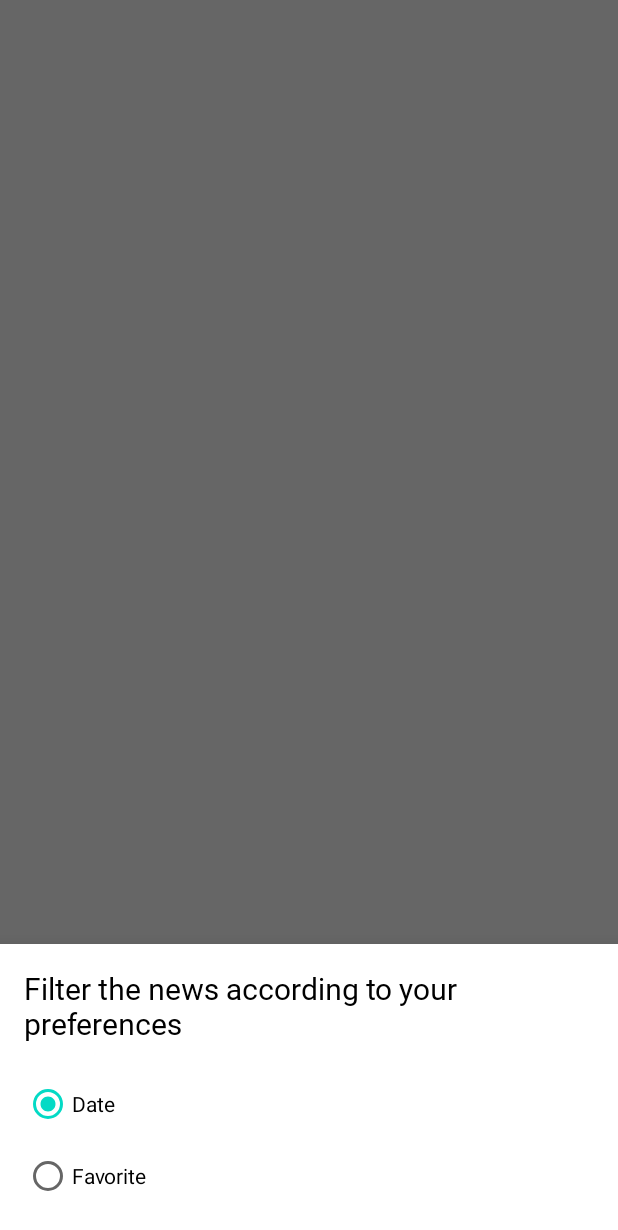
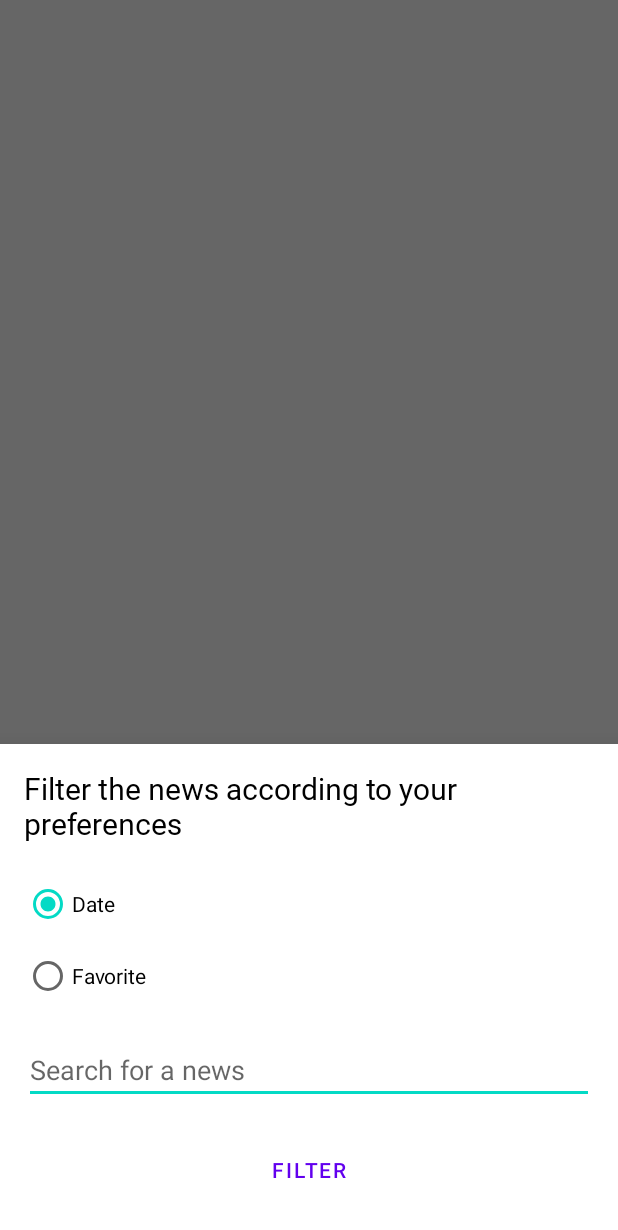
Before and after one commit to DouglasCF/Mesa-News, an Android app: the fragment FilterDialogFragment shown on its own in the app's theme, on a phone screen of 412 x 824 dp. Shown: the top 1230 px of the screen. Run offline under Robolectric (Android 15) with nearby library versions, the phone set to English and light mode, and no system bars; our stand-ins replace Room's generated code, data binding.

Commit message:
Searching a news by text

```diff
--- a/app/src/main/java/br/com/fornaro/mesanews/data/di/Modules.kt
+++ b/app/src/main/java/br/com/fornaro/mesanews/data/di/Modules.kt
@@ -9,7 +9,6 @@ import br.com.fornaro.mesanews.data.repository.AuthenticationRepository
 import br.com.fornaro.mesanews.data.repository.NewsRepository
 import br.com.fornaro.mesanews.data.source.local.AuthenticationLocalDataSource
 import br.com.fornaro.mesanews.data.source.local.NewsLocalDataSource
-import br.com.fornaro.mesanews.data.source.local.cache.FilterCache
 import br.com.fornaro.mesanews.data.source.local.database.AppDatabase
 import br.com.fornaro.mesanews.data.source.remote.AuthenticationRemoteDataSource
 import br.com.fornaro.mesanews.data.source.remote.NewsRemoteDataSource
@@ -78,7 +77,6 @@ private val repositoryModules = module {
             authenticationRepository = get(),
             newsRemoteDataSource = get(),
             newsLocalDataSource = get(),
-            cache = get(),
             dispatcherMap = get()
         )
     }
@@ -99,10 +97,6 @@ private val databaseModules = module {
     single { provideDatabase(androidContext()) }
     single { provideUserDao(get()) }
     single { provideNewsDao(get()) }
-}
-
-private val cacheModules = module {
-    single { FilterCache }
 }
 
 fun provideDatabase(context: Context) =
@@ -135,5 +129,4 @@ val dataModules = networkModules +
         repositoryModules +
         mapperModules +
         dispatcherModules +
-        databaseModules +
-        cacheModules
+        databaseModules
--- a/app/src/main/java/br/com/fornaro/mesanews/data/repository/NewsRepository.kt
+++ b/app/src/main/java/br/com/fornaro/mesanews/data/repository/NewsRepository.kt
@@ -2,9 +2,9 @@ package br.com.fornaro.mesanews.data.repository
 
 import br.com.fornaro.mesanews.data.dispatchers.DispatcherMap
 import br.com.fornaro.mesanews.data.source.local.NewsLocalDataSource
-import br.com.fornaro.mesanews.data.source.local.cache.FilterCache
 import br.com.fornaro.mesanews.data.source.remote.NewsRemoteDataSource
 import br.com.fornaro.mesanews.domain.enums.FeedFilter
+import br.com.fornaro.mesanews.domain.models.FilterContent
 import br.com.fornaro.mesanews.domain.models.News
 import kotlinx.coroutines.ExperimentalCoroutinesApi
 import kotlinx.coroutines.FlowPreview
@@ -19,11 +19,10 @@ class NewsRepository(
     private val authenticationRepository: AuthenticationRepository,
     private val newsRemoteDataSource: NewsRemoteDataSource,
     private val newsLocalDataSource: NewsLocalDataSource,
-    private val cache: FilterCache,
     private val dispatcherMap: DispatcherMap
 ) {
 
-    val filter get() = cache.value ?: FeedFilter.DATE
+    val filter = FilterContent()
 
     private var allNews = emptyList<News>()
 
@@ -34,9 +33,14 @@ class NewsRepository(
     val news
         get() = _news.asFlow()
             .map {
-                when (filter) {
-                    FeedFilter.DATE -> it.sortedByDescending { news -> news.publishedAt.time }
-                    FeedFilter.FAVORITE -> it.filter { news -> news.isFavorite }
+                val filteredByText = if (filter.text.isNotBlank()) {
+                    it.filter { news -> news.title.contains(filter.text, true) }
+                } else {
+                    it
+                }
+                when (filter.type) {
+                    FeedFilter.DATE -> filteredByText.sortedByDescending { news -> news.publishedAt.time }
+                    FeedFilter.FAVORITE -> filteredByText.filter { news -> news.isFavorite }
                 }
             }
 
@@ -71,8 +75,11 @@ class NewsRepository(
         newsLocalDataSource.isFavorite(news.title)
     }
 
-    fun applyFilter(filter: FeedFilter) {
-        cache.value = filter
+    fun applyFilter(filter: FeedFilter, textFilter: String) {
+        this.filter.apply {
+            type = filter
+            text = textFilter
+        }
         _news.sendBlocking(allNews)
     }
 }
--- a/app/src/main/java/br/com/fornaro/mesanews/data/source/local/cache/Cache.kt
+++ /dev/null
@@ -1,6 +0,0 @@
-package br.com.fornaro.mesanews.data.source.local.cache
-
-interface Cache<T> {
-
-    var value: T?
-}
--- a/app/src/main/java/br/com/fornaro/mesanews/data/source/local/cache/FilterCache.kt
+++ /dev/null
@@ -1,9 +0,0 @@
-package br.com.fornaro.mesanews.data.source.local.cache
-
-import br.com.fornaro.mesanews.domain.enums.FeedFilter
-
-object FilterCache : Cache<FeedFilter> {
-
-    override var value: FeedFilter? = FeedFilter.DATE
-
-}
--- /dev/null
+++ b/app/src/main/java/br/com/fornaro/mesanews/domain/models/FilterContent.kt
@@ -0,0 +1,8 @@
+package br.com.fornaro.mesanews.domain.models
+
+import br.com.fornaro.mesanews.domain.enums.FeedFilter
+
+data class FilterContent(
+    var type: FeedFilter = FeedFilter.DATE,
+    var text: String = ""
+)
--- a/app/src/main/java/br/com/fornaro/mesanews/domain/usecase/ApplyFilterPreferenceUseCase.kt
+++ b/app/src/main/java/br/com/fornaro/mesanews/domain/usecase/ApplyFilterPreferenceUseCase.kt
@@ -7,7 +7,7 @@ class ApplyFilterPreferenceUseCase(
     private val newsRepository: NewsRepository
 ) {
 
-    suspend fun execute(filter: FeedFilter) {
-        newsRepository.applyFilter(filter)
+    suspend fun execute(filter: FeedFilter, textFilter: String) {
+        newsRepository.applyFilter(filter, textFilter)
     }
 }
--- a/app/src/main/java/br/com/fornaro/mesanews/features/filter/FilterDialogFragment.kt
+++ b/app/src/main/java/br/com/fornaro/mesanews/features/filter/FilterDialogFragment.kt
@@ -7,6 +7,7 @@ import android.view.ViewGroup
 import androidx.navigation.fragment.findNavController
 import br.com.fornaro.mesanews.databinding.DialogFragmentFilterBinding
 import br.com.fornaro.mesanews.domain.enums.FeedFilter
+import br.com.fornaro.mesanews.domain.models.FilterContent
 import com.google.android.material.bottomsheet.BottomSheetDialogFragment
 import org.koin.android.viewmodel.ext.android.viewModel
 
@@ -30,21 +31,21 @@ class FilterDialogFragment : BottomSheetDialogFragment() {
 
     override fun onViewCreated(view: View, savedInstanceState: Bundle?) {
         super.onViewCreated(view, savedInstanceState)
-        setupRadioButtons()
+        setupFilterButton()
         setupViewModel()
-    }
-
-    private fun setupRadioButtons() = with(binding) {
-        filterDateButton.setOnClickListener {
-            viewModel.filterNewsByDate()
-        }
-        filterFavoriteButton.setOnClickListener {
-            viewModel.filterNewsByFavorite()
-        }
     }
 
     private fun setupViewModel() = with(viewModel) {
         state.observe(viewLifecycleOwner, ::handleState)
+    }
+
+    private fun setupFilterButton() = with(binding.filterButton) {
+        setOnClickListener {
+            viewModel.applyFilter(
+                if (binding.filterDateButton.isChecked) FeedFilter.DATE else FeedFilter.FAVORITE,
+                binding.filterText.text.toString()
+            )
+        }
     }
 
     private fun handleState(state: FilterState) = when (state) {
@@ -56,9 +57,12 @@ class FilterDialogFragment : BottomSheetDialogFragment() {
         findNavController().navigateUp()
     }
 
-    private fun handleInitial(filter: FeedFilter) = when (filter) {
-        FeedFilter.DATE -> binding.filterDateButton.isChecked = true
-        FeedFilter.FAVORITE -> binding.filterFavoriteButton.isChecked = true
+    private fun handleInitial(filter: FilterContent) {
+        binding.filterText.setText(filter.text)
+        when (filter.type) {
+            FeedFilter.DATE -> binding.filterDateButton.isChecked = true
+            FeedFilter.FAVORITE -> binding.filterFavoriteButton.isChecked = true
+        }
     }
 
     override fun onDestroyView() {
--- a/app/src/main/java/br/com/fornaro/mesanews/features/filter/FilterDialogViewModel.kt
+++ b/app/src/main/java/br/com/fornaro/mesanews/features/filter/FilterDialogViewModel.kt
@@ -6,6 +6,7 @@ import androidx.lifecycle.ViewModel
 import androidx.lifecycle.viewModelScope
 import br.com.fornaro.mesanews.data.repository.NewsRepository
 import br.com.fornaro.mesanews.domain.enums.FeedFilter
+import br.com.fornaro.mesanews.domain.models.FilterContent
 import br.com.fornaro.mesanews.domain.usecase.ApplyFilterPreferenceUseCase
 import kotlinx.coroutines.launch
 
@@ -21,22 +22,15 @@ class FilterDialogViewModel(
         _state.value = FilterState.Initial(filter = newsRepository.filter)
     }
 
-    fun filterNewsByDate() {
+    fun applyFilter(filter: FeedFilter, textFilter: String) {
         viewModelScope.launch {
-            applyFilterPreferenceUseCase.execute(FeedFilter.DATE)
-            _state.value = FilterState.Success
-        }
-    }
-
-    fun filterNewsByFavorite() {
-        viewModelScope.launch {
-            applyFilterPreferenceUseCase.execute(FeedFilter.FAVORITE)
+            applyFilterPreferenceUseCase.execute(filter, textFilter)
             _state.value = FilterState.Success
         }
     }
 }
 
 sealed class FilterState {
-    data class Initial(val filter: FeedFilter) : FilterState()
+    data class Initial(val filter: FilterContent) : FilterState()
     object Success : FilterState()
 }
--- a/app/src/main/res/layout/dialog_fragment_filter.xml
+++ b/app/src/main/res/layout/dialog_fragment_filter.xml
@@ -12,24 +12,36 @@
         android:layout_height="wrap_content"
         tools:context=".features.filter.FilterDialogFragment">
 
+        <androidx.constraintlayout.widget.Guideline
+            android:id="@+id/filter_guide_start"
+            android:layout_width="wrap_content"
+            android:layout_height="wrap_content"
+            android:orientation="vertical"
+            app:layout_constraintGuide_begin="@dimen/filter_start_guideline" />
+
+        <androidx.constraintlayout.widget.Guideline
+            android:id="@+id/filter_guide_end"
+            android:layout_width="wrap_content"
+            android:layout_height="wrap_content"
+            android:orientation="vertical"
+            app:layout_constraintGuide_end="@dimen/filter_end_guideline" />
+
         <TextView
             android:id="@+id/filter_description_text"
-            android:layout_width="match_parent"
+            android:layout_width="0dp"
             android:layout_height="wrap_content"
-            android:layout_marginStart="16dp"
-            android:layout_marginTop="16dp"
-            android:layout_marginEnd="16dp"
+            android:layout_marginTop="@dimen/filter_margin_top_description"
             android:text="@string/filter_description_text"
-            android:textSize="20sp"
+            android:textSize="@dimen/filter_text_size_description"
+            app:layout_constraintEnd_toEndOf="@id/filter_guide_end"
+            app:layout_constraintStart_toStartOf="@id/filter_guide_start"
             app:layout_constraintTop_toTopOf="parent" />
 
         <RadioGroup
+            android:id="@+id/filter_radio_group"
             android:layout_width="match_parent"
             android:layout_height="wrap_content"
-            android:layout_marginTop="16dp"
-            android:layout_marginBottom="16dp"
-            android:clipToPadding="false"
-            app:layout_constraintBottom_toBottomOf="parent"
+            android:layout_marginTop="@dimen/filter_margin_top_radio_group"
             app:layout_constraintTop_toBottomOf="@id/filter_description_text">
 
             <com.google.android.material.radiobutton.MaterialRadioButton
@@ -39,7 +51,7 @@
                 android:background="?attr/selectableItemBackground"
                 android:button="@null"
                 android:drawableStart="?android:attr/listChoiceIndicatorSingle"
-                android:paddingHorizontal="16dp"
+                android:paddingHorizontal="@dimen/filter_padding_horizontal_radio_option"
                 android:text="@string/filter_date_option" />
 
             <com.google.android.material.radiobutton.MaterialRadioButton
@@ -49,9 +61,33 @@
                 android:background="?attr/selectableItemBackground"
                 android:button="@null"
                 android:drawableStart="?android:attr/listChoiceIndicatorSingle"
-                android:paddingHorizontal="16dp"
+                android:paddingHorizontal="@dimen/filter_padding_horizontal_radio_option"
                 android:text="@string/filter_favorite_option" />
         </RadioGroup>
 
+        <EditText
+            android:id="@+id/filter_text"
+            android:layout_width="0dp"
+            android:layout_height="wrap_content"
+            android:layout_marginTop="@dimen/filter_margin_top_text"
+            android:hint="@string/filter_text_hint"
+            android:importantForAutofill="no"
+            android:inputType="text"
+            app:layout_constraintEnd_toEndOf="@id/filter_guide_end"
+            app:layout_constraintStart_toStartOf="@id/filter_guide_start"
+            app:layout_constraintTop_toBottomOf="@id/filter_radio_group" />
+
+        <Button
+            android:id="@+id/filter_button"
+            android:layout_width="0dp"
+            android:layout_height="@dimen/filter_layout_height_button"
+            android:layout_marginTop="@dimen/filter_margin_top_button"
+            android:layout_marginBottom="@dimen/filter_margin_bottom_button"
+            android:text="@string/filter_button_text"
+            app:layout_constraintBottom_toBottomOf="parent"
+            app:layout_constraintEnd_toEndOf="@id/filter_guide_end"
+            app:layout_constraintStart_toStartOf="@id/filter_guide_start"
+            app:layout_constraintTop_toBottomOf="@id/filter_text" />
+
     </androidx.constraintlayout.widget.ConstraintLayout>
 </layout>
--- a/app/src/main/res/values/dimens.xml
+++ b/app/src/main/res/values/dimens.xml
@@ -74,4 +74,16 @@
     <dimen name="news_item_margin_end_description">16dp</dimen>
     <dimen name="news_item_margin_bottom_description">16dp</dimen>
     <dimen name="news_item_margin_top_description">16dp</dimen>
+
+    <!-- Filter -->
+    <dimen name="filter_start_guideline">16dp</dimen>
+    <dimen name="filter_end_guideline">16dp</dimen>
+    <dimen name="filter_margin_top_description">16dp</dimen>
+    <dimen name="filter_text_size_description">20sp</dimen>
+    <dimen name="filter_margin_top_radio_group">16dp</dimen>
+    <dimen name="filter_padding_horizontal_radio_option">16dp</dimen>
+    <dimen name="filter_margin_top_text">16dp</dimen>
+    <dimen name="filter_layout_height_button">56dp</dimen>
+    <dimen name="filter_margin_bottom_button">16dp</dimen>
+    <dimen name="filter_margin_top_button">16dp</dimen>
 </resources>
--- a/app/src/main/res/values/strings.xml
+++ b/app/src/main/res/values/strings.xml
@@ -50,6 +50,8 @@
     <string name="filter_description_text">Filter the news according to your preferences</string>
     <string name="filter_date_option">Date</string>
     <string name="filter_favorite_option">Favorite</string>
+    <string name="filter_text_hint">Search for a news</string>
+    <string name="filter_button_text">Filter</string>
 
     <!-- News Detail -->
     <string name="news_detail_share_text">Take a look at this news: %s</string>
```
Also changed, not shown: 1 other file.
